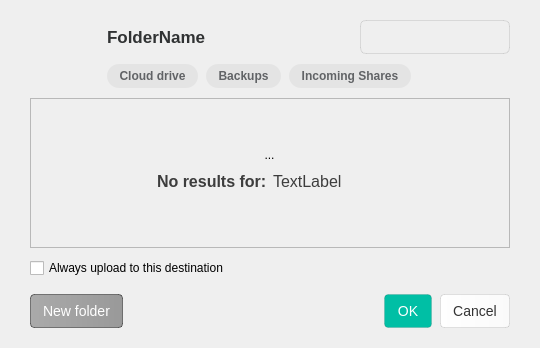
The window that src/MEGASync/gui/node_selector/gui/win/NodeSelectorTreeViewWidget.ui (meganz/MEGAsync) describes before a commit, drawn with Qt 5.
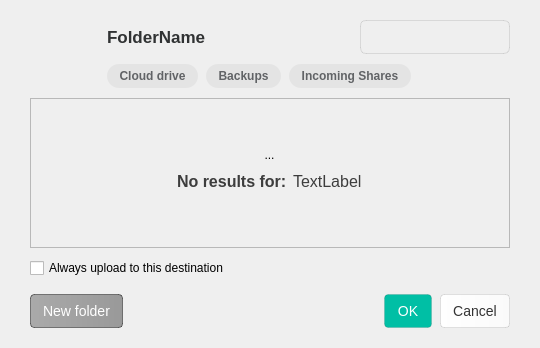
The same window after the commit. The open tabs and pages were chosen to show the change. Icons and pictures are not drawn. Custom widgets are drawn as their Qt base class.

What changed in the file:
```diff
--- a/src/MEGASync/gui/node_selector/gui/win/NodeSelectorTreeViewWidget.ui
+++ b/src/MEGASync/gui/node_selector/gui/win/NodeSelectorTreeViewWidget.ui
@@ -738,7 +738,7 @@
             </property>
            </widget>
           </item>
-          <item>
+          <item alignment="Qt::AlignHCenter">
            <widget class="QWidget" name="searchEmptyInfoWidget" native="true">
             <property name="minimumSize">
              <size>
```
